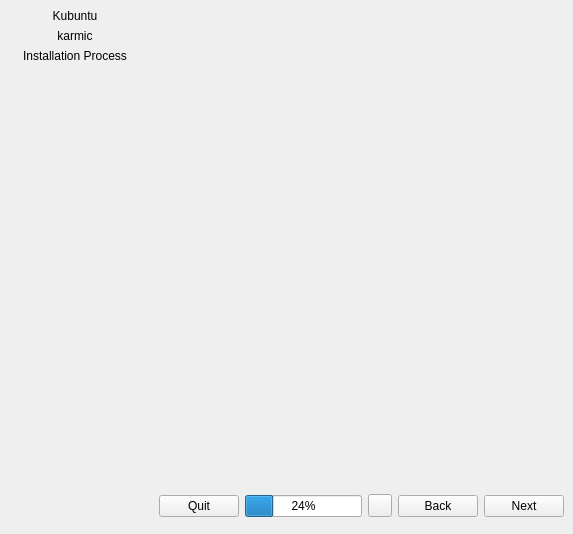
The window that gui/qt/app.ui (hamonikr/ubiquity) describes before a commit, drawn with Qt 5.
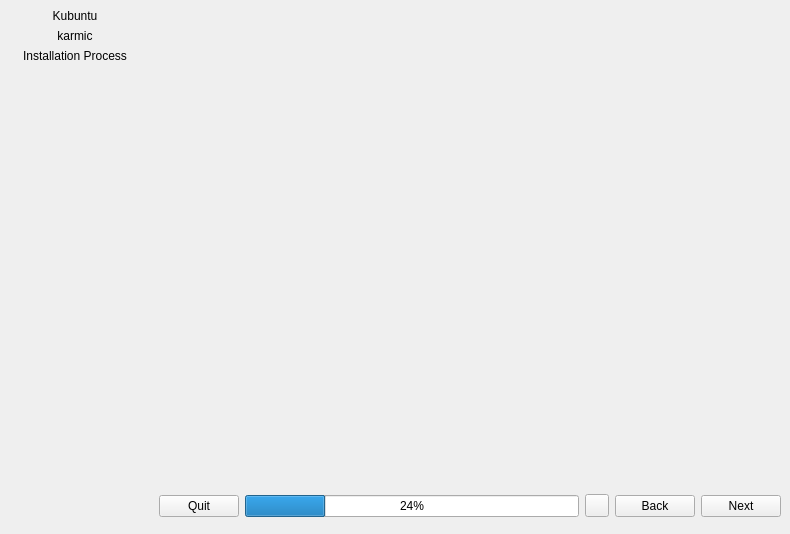
The same window after the commit.

```diff
--- a/gui/qt/app.ui
+++ b/gui/qt/app.ui
@@ -6,7 +6,7 @@
    <rect>
     <x>0</x>
     <y>0</y>
-    <width>573</width>
+    <width>790</width>
     <height>534</height>
    </rect>
   </property>
```
